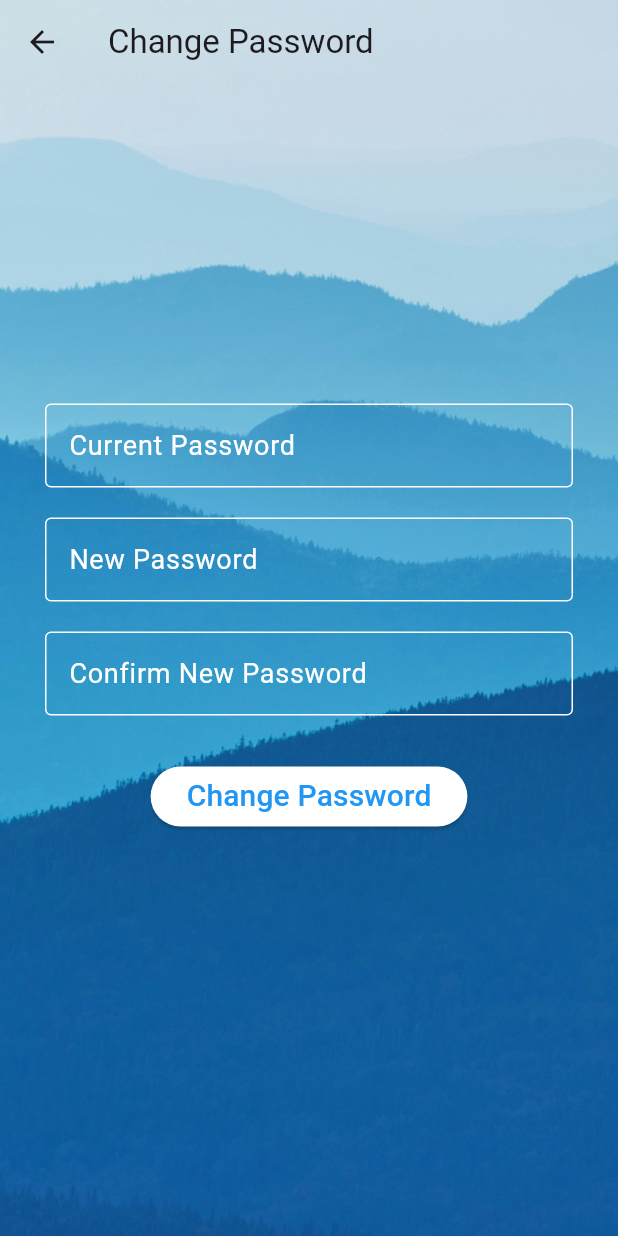
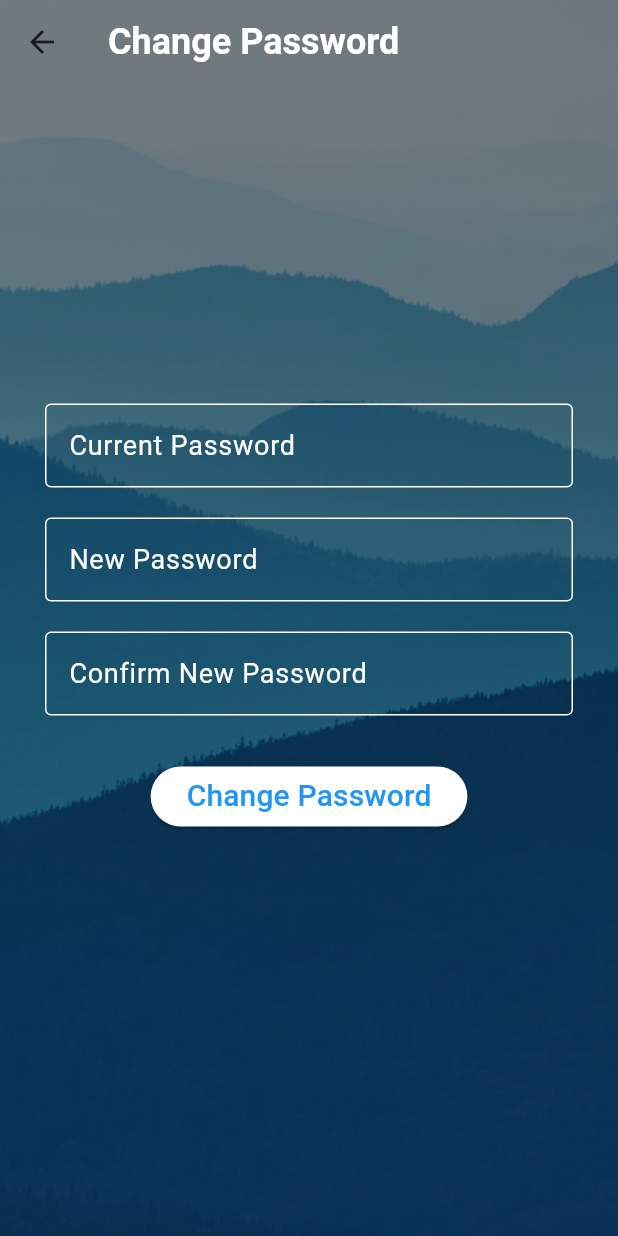
Before and after one commit to AloofAli/danshjoyar-flutter, a Flutter app: the EditAccount screen opened directly, after a tap on "Change Password", on a phone screen of 412 x 824 dp. Run offline on Flutter 3.47's test engine with Material 3 defaults, Android fonts, the phone set to English and light mode, and no system bars; our stand-ins replace file_picker, toastification.

Commit message:
short edit in font size

```diff
--- a/lib/pages/EditAccount.dart
+++ b/lib/pages/EditAccount.dart
@@ -55,6 +55,8 @@ class _EditAccountState extends State<EditAccount> {
 
             children: [
               TextFormField(
+                style: TextStyle(fontSize:20 ,color: Colors.white70),
+
                 decoration: InputDecoration(
                   labelText: '$username',
                   labelStyle: const TextStyle(fontSize: 18, color: Colors.white),
@@ -69,8 +71,10 @@ class _EditAccountState extends State<EditAccount> {
                   ),
                 ),
               ),
-              const SizedBox(height: 10),
+              const SizedBox(height: 8),
               TextFormField(
+                style: TextStyle(fontSize:20 ,color: Colors.white70),
+
                 decoration: const InputDecoration(
                   labelText: 'Student ID',
                   labelStyle: TextStyle(fontSize: 18, color: Colors.white),
@@ -85,7 +89,7 @@ class _EditAccountState extends State<EditAccount> {
                   ),
                 ),
               ),
-              const SizedBox(height: 10),
+              const SizedBox(height: 8),
         GestureDetector(
           onTap: () async {
             DateTime? pickedDate = await showDatePicker(
@@ -104,6 +108,8 @@ class _EditAccountState extends State<EditAccount> {
           },
           child: AbsorbPointer(
             child: TextFormField(
+              style: TextStyle(fontSize:20 ,color: Colors.white70),
+
               controller: _birthdayController,
               decoration: const InputDecoration(
                 labelText: 'Birthday',
@@ -118,8 +124,10 @@ class _EditAccountState extends State<EditAccount> {
             ),
           ),
         ),
-              const SizedBox(height: 10),
+              const SizedBox(height: 8),
               TextFormField(
+                style: TextStyle(fontSize:20 ,color: Colors.white70),
+
                 controller: _fatherController,
                 decoration: const InputDecoration(
                   labelText: 'Father Name',
@@ -133,8 +141,10 @@ class _EditAccountState extends State<EditAccount> {
                   ),
                 ),
               ),
-              const SizedBox(height: 10),
+              const SizedBox(height: 8),
               TextFormField(
+                style: TextStyle(fontSize:20 ,color: Colors.white70),
+
                 controller: _nationalIDController,
                 decoration: const InputDecoration(
                   labelText: 'National ID',
@@ -147,8 +157,10 @@ class _EditAccountState extends State<EditAccount> {
                   ),
                 ),
               ),
-              const SizedBox(height: 10),
+              const SizedBox(height: 8),
               TextFormField(
+                style: TextStyle(fontSize:20 ,color: Colors.white70),
+
                 controller: _phoneController,
                 decoration: const InputDecoration(
                   labelText: 'Phone',
@@ -161,8 +173,10 @@ class _EditAccountState extends State<EditAccount> {
                   ),
                 ),
               ),
-              const SizedBox(height: 10),
+              const SizedBox(height: 8),
               DropdownButtonFormField<BeheshtiUniversityField>(
+                style: TextStyle(fontSize:20 ,color: Colors.white70),
+
                 decoration: const InputDecoration(
                   labelText: 'Field of Study',
                   labelStyle: TextStyle(fontSize: 18, color: Colors.white),
@@ -193,7 +207,7 @@ class _EditAccountState extends State<EditAccount> {
                   );
                 }).toList(),
               ),
-              const SizedBox(height: 20),
+              const SizedBox(height: 15),
               ElevatedButton(
                 onPressed: () {
                   // Handle Save Changes button press
--- a/lib/pages/passwordpage.dart
+++ b/lib/pages/passwordpage.dart
@@ -22,7 +22,11 @@ class _ChangePasswordPageState extends State<ChangePasswordPage> {
 
       appBar: AppBar(
         backgroundColor: Colors.transparent,
-        title: const Text('Change Password'),
+        title: const Text('Change Password',style: TextStyle(
+          color: Colors.white,
+          fontSize: 24,
+          fontWeight: FontWeight.bold,
+        )),
       ),
       body: Container(
         decoration: const BoxDecoration(
@@ -30,6 +34,8 @@ class _ChangePasswordPageState extends State<ChangePasswordPage> {
             image: AssetImage(
                 "lib/asset/images/alex-shutin-kKvQJ6rK6S4-unsplash.jpg"),
             fit: BoxFit.cover,
+            colorFilter: ColorFilter.mode(Colors.black45, BlendMode.darken),
+
           ),
         ),
         child: Padding(
@@ -83,6 +89,7 @@ class _ChangePasswordPageState extends State<ChangePasswordPage> {
                 style: ElevatedButton.styleFrom(
                   backgroundColor: Colors.white,
                   foregroundColor: Colors.blue,
+
                 ),
                 onPressed: () {
                   setState(() {
--- a/lib/pages/profilePage.dart
+++ b/lib/pages/profilePage.dart
@@ -48,8 +48,11 @@ class _profileScreenState extends State<profileScreen> {
 backgroundColor:Colors.transparent,
             title: Text(
               "Profile",
-
-              style: TextStyle(color: Colors.black,),
+                style: TextStyle(
+                  color: Colors.white,
+                  fontSize: 24,
+                  fontWeight: FontWeight.bold,
+                )
             ),
           ),
           body: SingleChildScrollView(
@@ -108,7 +111,7 @@ backgroundColor:Colors.transparent,
                             ],
                           ),
                           SizedBox(
-                            height: height / 30,
+                            height: height / 100,
                           ),
                           Text(
                             "$username",
@@ -128,7 +131,7 @@ backgroundColor:Colors.transparent,
                           top: height / 3, left: width / 20, right: width / 20),
                       child: Column(
                         children: <Widget>[
-                          SizedBox(),
+                          SizedBox(height: height/50,),
                           Column(
                             children: [
                               Container(
```
